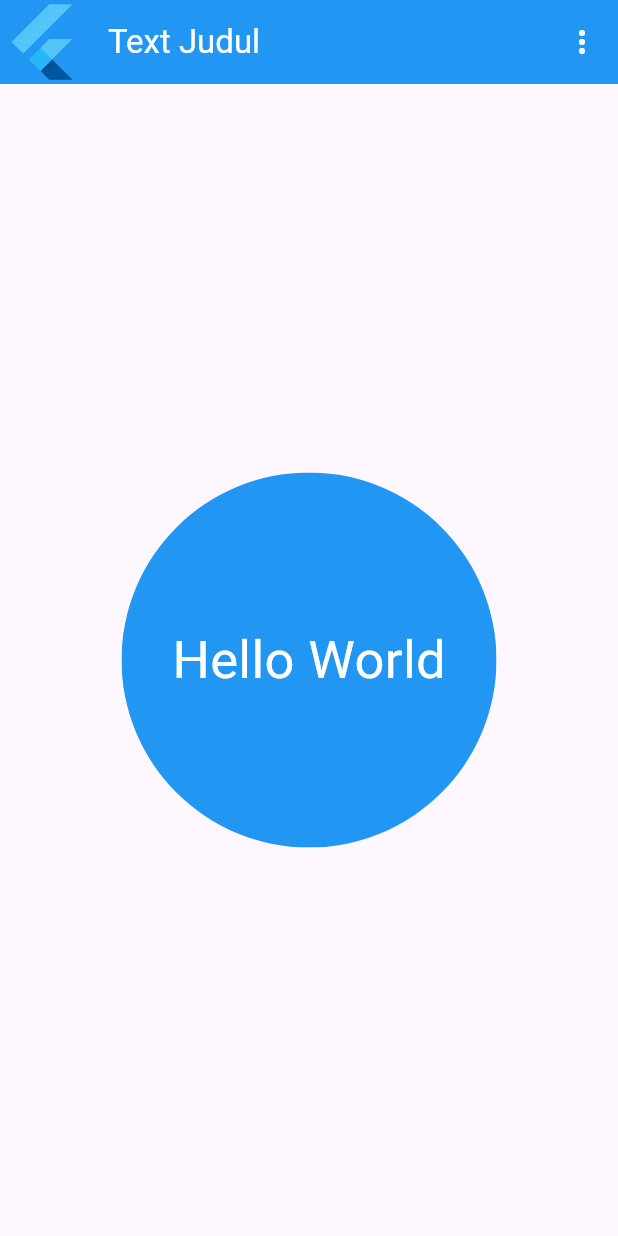
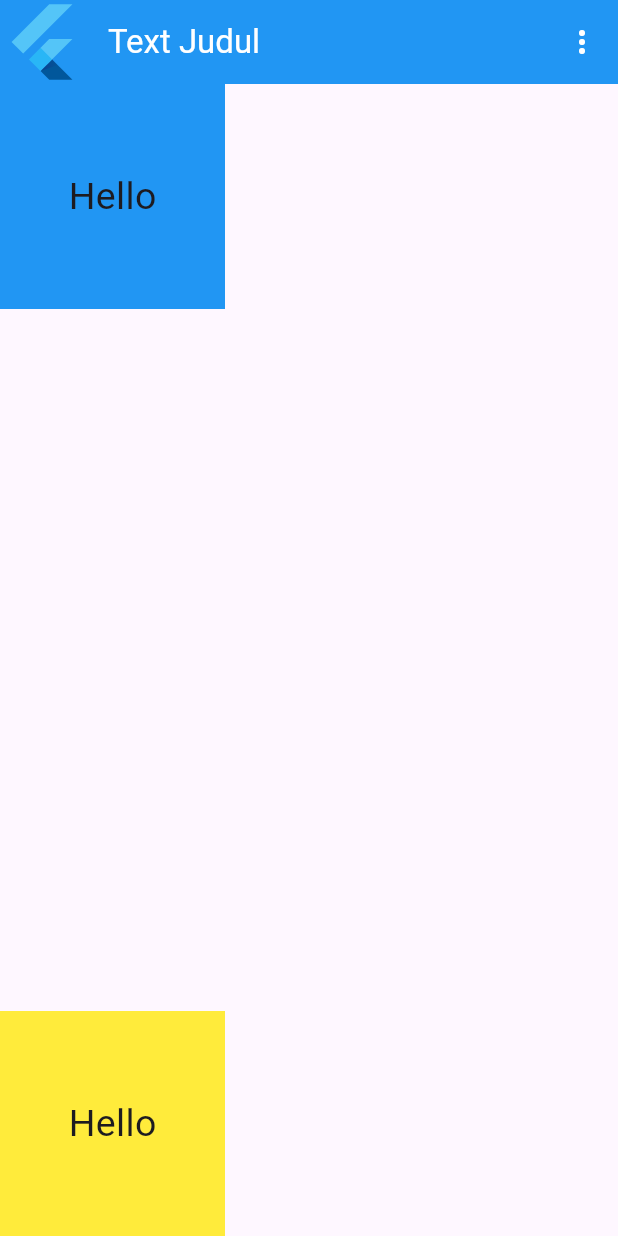
Before and after one commit to nikitamirzani323/flutter_basic, a Flutter app: the screen it shows after launch, on a phone screen of 412 x 824 dp. Run offline on Flutter 3.47's test engine with Material 3 defaults, Android fonts, the phone set to English and light mode, and no system bars.

Commit message:
update lagi

```diff
--- a/lib/main.dart
+++ b/lib/main.dart
@@ -1,9 +1,13 @@
 import 'package:basic_flutter/widgets/soal_1.dart';
+import 'package:basic_flutter/widgets/soal_10.dart';
 import 'package:basic_flutter/widgets/soal_2.dart';
 import 'package:basic_flutter/widgets/soal_3.dart';
 import 'package:basic_flutter/widgets/soal_4.dart';
 import 'package:basic_flutter/widgets/soal_5.dart';
 import 'package:basic_flutter/widgets/soal_6.dart';
+import 'package:basic_flutter/widgets/soal_7.dart';
+import 'package:basic_flutter/widgets/soal_8.dart';
+import 'package:basic_flutter/widgets/soal_9.dart';
 import 'package:flutter/material.dart';
 
 void main() {
@@ -17,7 +21,7 @@ class MyApp extends StatelessWidget {
   Widget build(BuildContext context) {
     return MaterialApp(
       debugShowCheckedModeBanner: false,
-      home: Soal_6(),
+      home: Soal_10(),
     );
   }
 }
--- /dev/null
+++ b/lib/widgets/soal_10.dart
@@ -0,0 +1,57 @@
+import 'package:flutter/material.dart';
+
+class Soal_10 extends StatelessWidget {
+  const Soal_10({super.key});
+
+  @override
+  Widget build(BuildContext context) {
+    return Scaffold(
+      appBar: AppBar(
+        backgroundColor: Colors.blue,
+        foregroundColor: Colors.white,
+        leading: const FlutterLogo(),
+        title: const Text("Text Judul"),
+        centerTitle: false,
+        actions: [
+          IconButton(
+            onPressed: () {
+              print("Klik Menu");
+            },
+            icon: const Icon(Icons.more_vert),
+          )
+        ],
+      ),
+      body: Column(
+        mainAxisAlignment: MainAxisAlignment.spaceBetween,
+        children: [
+          Container(
+            width: 150,
+            height: 150,
+            color: Colors.blue,
+            child: const Center(
+              child: Text(
+                "Hello",
+                style: TextStyle(
+                  fontSize: 25,
+                ),
+              ),
+            ),
+          ),
+          Container(
+            width: 150,
+            height: 150,
+            color: Colors.yellow,
+            child: const Center(
+              child: Text(
+                "Hello",
+                style: TextStyle(
+                  fontSize: 25,
+                ),
+              ),
+            ),
+          ),
+        ],
+      ),
+    );
+  }
+}
```
Also changed, not shown: lib/widgets/soal_7.dart (added, +59 -0 lines), lib/widgets/soal_8.dart (added, +57 -0 lines), lib/widgets/soal_9.dart (added, +60 -0 lines), lib/widgets/soal_11.dart (added), lib/widgets/soal_12.dart (added), lib/widgets/soal_13.dart (added), lib/widgets/soal_14.dart (added).
